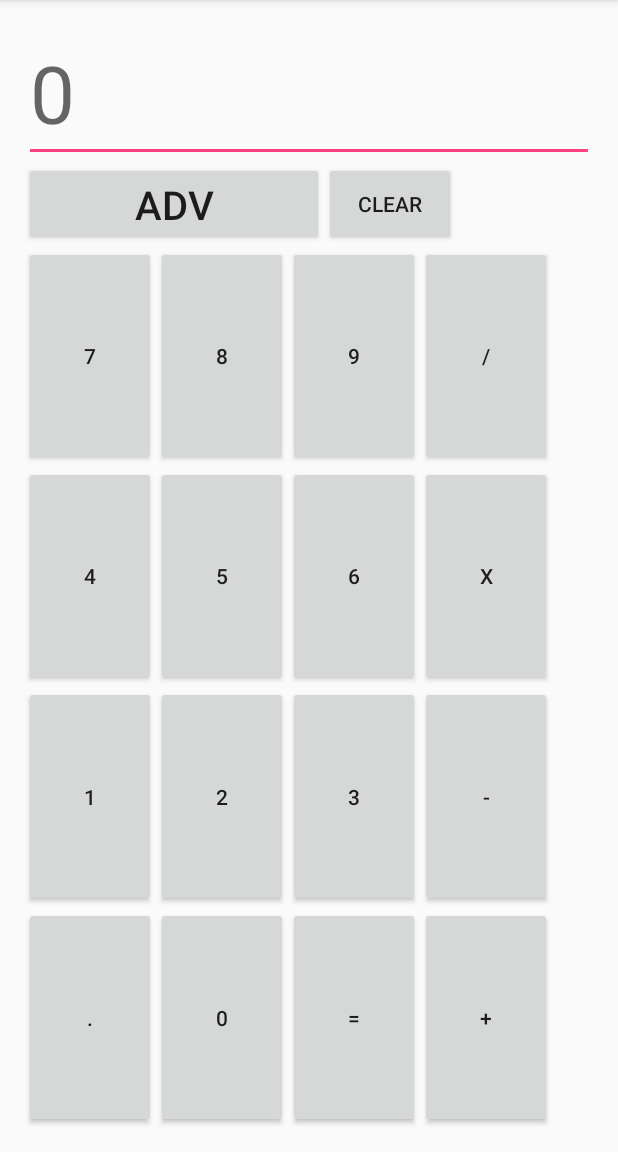
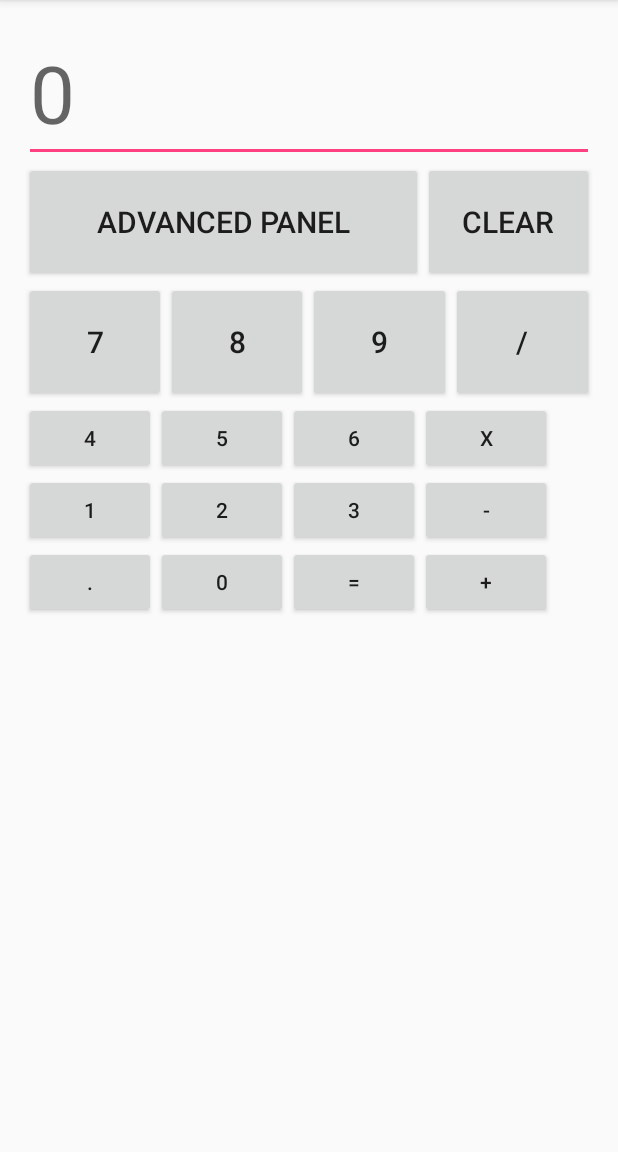
Before and after one commit to Darrieta05/Calcu, an Android app: the screen it shows after launch (MainActivity), on a phone screen of 412 x 824 dp, the part 84-1236 px from its top. Run offline under Robolectric (Android 15) with nearby library versions, the phone set to English and light mode, and no system bars.

Commit message:
Changes 2

```diff
--- a/CalculadoraLab3/app/src/main/res/layout/activity_main.xml
+++ b/CalculadoraLab3/app/src/main/res/layout/activity_main.xml
@@ -17,61 +17,74 @@
         android:textSize="24pt"
         android:layout_width="match_parent"
         android:layout_height="wrap_content" />
+
 <LinearLayout
-    android:layout_width="wrap_content"
-    android:layout_height="wrap_content"
-    android:orientation="horizontal">
+    android:layout_width="match_parent"
+    android:layout_height="80dp"
+    android:orientation="horizontal"
+    android:weightSum="10">
 
     <Button
-            android:textSize="12pt"
-            android:text="ADV"
-            android:id="@+id/advcalc"
-            android:layout_width="200dp"
-            android:layout_height="wrap_content"/>
+        android:textSize="20sp"
+        android:text="Advanced Panel"
+        android:id="@+id/advcalc"
+        android:layout_width="0dp"
+        android:layout_height="80dp"
+        android:layout_weight="7"/>
+
     <Button
-            android:text="CLEAR"
-            android:id="@+id/clear"
-            android:width="24dp"
-            android:layout_height="match_parent"
-        android:layout_width="wrap_content" />
+        android:textSize="20sp"
+        android:text="CLEAR"
+        android:id="@+id/clear"
+        android:layout_width="0dp"
+        android:layout_weight="3"
+        android:layout_height="80dp" />
 
 </LinearLayout>
 
-    <TableLayout
-        android:layout_width="fill_parent"
-        android:layout_height="fill_parent">
+    <LinearLayout
+        android:orientation="vertical"
+        android:layout_width="match_parent"
+        android:layout_height="wrap_content">
 
-
-        <TableRow
-            android:layout_weight="1"
-            android:layout_gravity="center">
+        <LinearLayout
+            android:orientation="horizontal"
+            android:weightSum="20"
+            android:layout_gravity="center"
+            android:layout_width="match_parent"
+            android:layout_height="wrap_content">
             <Button
+                android:textSize="20sp"
                 android:text="7"
                 android:id="@+id/siete"
-                android:layout_width="wrap_content"
+                android:layout_width="0dp"
+                android:layout_weight="5"
+                android:layout_height="80dp"/>
+            <Button
+                android:textSize="20sp"
+                android:text="8"
+                android:id="@+id/ocho"
+                android:layout_width="0dp"
+                android:layout_weight="5"
                 android:layout_height="match_parent"/>
             <Button
-                android:text="8"
-                android:id="@+id/ocho"
-                android:layout_width="wrap_content"
+                android:textSize="20sp"
+                android:text="9"
+                android:id="@+id/nueve"
+                android:layout_width="0dp"
+                android:layout_weight="5"
                 android:layout_height="match_parent"/>
             <Button
-                android:text="9"
-                android:id="@+id/nueve"
-                android:layout_width="wrap_content"
-                android:layout_height="match_parent"/>
-            <Button
+                android:textSize="20sp"
                 android:text="/"
                 android:id="@+id/divide"
-                android:layout_width="wrap_content"
+                android:layout_width="0dp"
+                android:layout_weight="5"
                 android:layout_height="match_parent"/>
-
-        </TableRow>
-
-        <TableRow
-            android:layout_weight="1"
-            android:layout_gravity="center">
-
+        </LinearLayout>
+        <LinearLayout
+            android:layout_width="match_parent"
+            android:layout_height="match_parent">
             <Button
                 android:text="4"
                 android:id="@+id/cuatro"
@@ -92,11 +105,12 @@
                 android:id="@+id/por"
                 android:layout_width="wrap_content"
                 android:layout_height="fill_parent"/>
-        </TableRow>
 
-        <TableRow
-            android:layout_weight="1"
-            android:layout_gravity="center">
+        </LinearLayout>
+        <LinearLayout
+            android:layout_width="match_parent"
+            android:layout_height="match_parent">
+
             <Button
                 android:text="1"
                 android:id="@+id/uno"
@@ -117,11 +131,12 @@
                 android:id="@+id/menos"
                 android:layout_width="wrap_content"
                 android:layout_height="match_parent"/>
-        </TableRow>
 
-        <TableRow
-            android:layout_weight="1"
-            android:layout_gravity="center">
+        </LinearLayout>
+        <LinearLayout
+            android:layout_width="match_parent"
+            android:layout_height="match_parent">
+
 
             <Button
                 android:text="."
@@ -143,6 +158,7 @@
                 android:id="@+id/mas"
                 android:layout_width="wrap_content"
                 android:layout_height="match_parent"/>
-        </TableRow>
-    </TableLayout>
+
+        </LinearLayout>
+    </LinearLayout>
 </LinearLayout>
```
